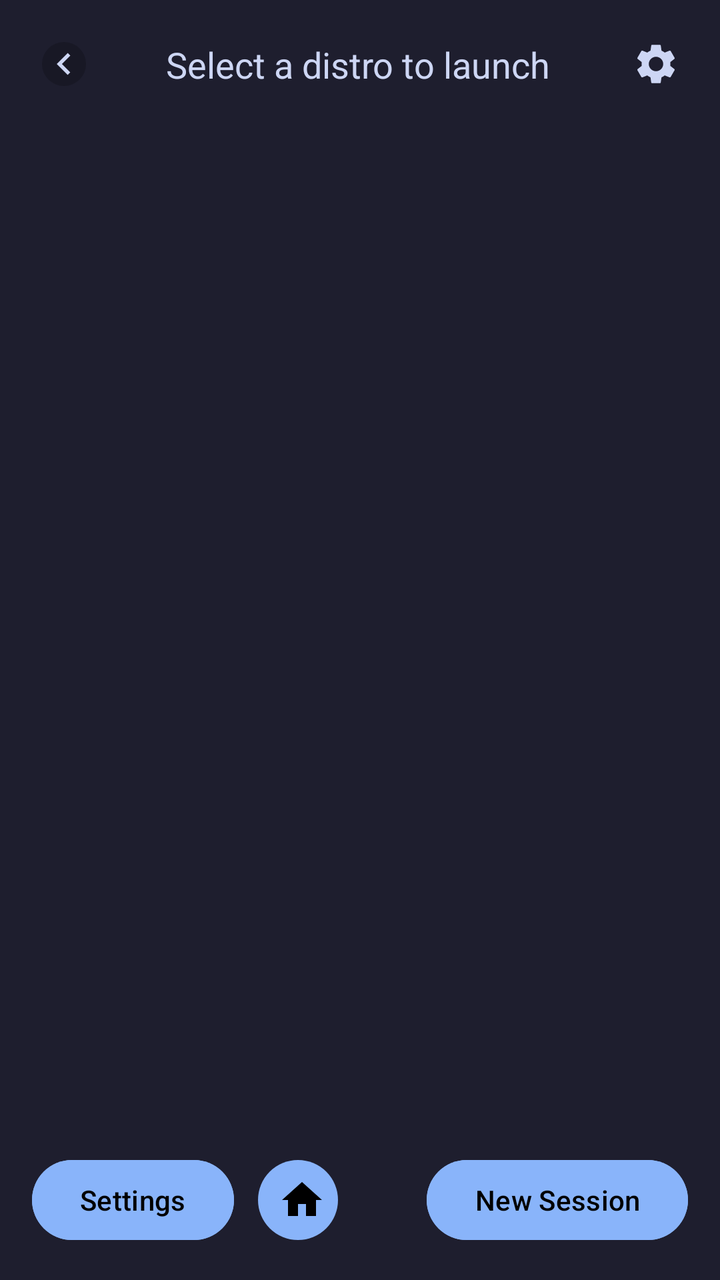
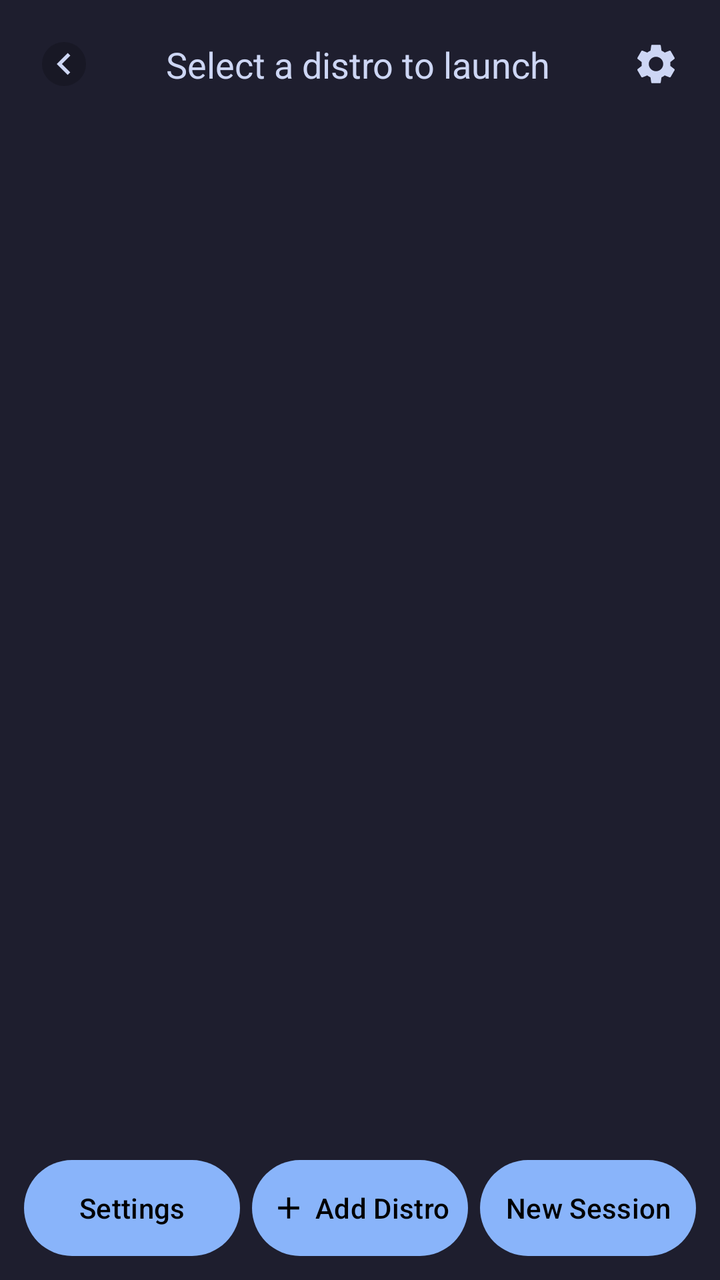

Two renders of the same Android screen: before a commit and after it. Below are the layout's source before the change and the commit's diff.
<!-- AndroidManifest.xml: activity theme Theme.RedTermApp -->
<!-- res/layout/activity_main.xml -->
<?xml version="1.0" encoding="utf-8"?>
<androidx.constraintlayout.widget.ConstraintLayout
    xmlns:android="http://schemas.android.com/apk/res/android"
    xmlns:app="http://schemas.android.com/apk/res-auto"
    android:layout_width="match_parent"
    android:layout_height="match_parent"
    android:fitsSystemWindows="true">

    <ImageButton
        android:id="@+id/main_back_btn"
        android:layout_width="44dp"
        android:layout_height="44dp"
        android:src="@drawable/ic_back_chip"
        android:scaleType="centerInside"
        android:background="?attr/selectableItemBackgroundBorderless"
        android:contentDescription="@string/back"
        app:layout_constraintTop_toTopOf="parent"
        app:layout_constraintStart_toStartOf="parent"
        android:layout_margin="10dp" />

    <TextView
        android:id="@+id/welcome_text"
        android:layout_width="wrap_content"
        android:layout_height="wrap_content"
        android:text="@string/select_distro_to_launch"
        android:textColor="?attr/terminalText"
        android:textSize="18sp"
        android:layout_marginStart="8dp"
        android:layout_marginEnd="8dp"
        app:layout_constraintTop_toTopOf="@id/main_back_btn"
        app:layout_constraintBottom_toBottomOf="@id/main_back_btn"
        app:layout_constraintStart_toEndOf="@id/main_back_btn"
        app:layout_constraintEnd_toStartOf="@id/settings_gear" />

    <ImageButton
        android:id="@+id/settings_gear"
        android:layout_width="48dp"
        android:layout_height="48dp"
        android:src="@drawable/ic_gear"
        android:scaleType="centerInside"
        android:background="?attr/selectableItemBackgroundBorderless"
        android:contentDescription="@string/settings"
        app:tint="?attr/terminalText"
        app:layout_constraintTop_toTopOf="parent"
        app:layout_constraintEnd_toEndOf="parent"
        android:layout_margin="8dp" />

    <ScrollView
        android:layout_width="match_parent"
        android:layout_height="0dp"
        android:layout_margin="16dp"
        app:layout_constraintTop_toBottomOf="@id/welcome_text"
        app:layout_constraintBottom_toTopOf="@id/settings_button">

        <LinearLayout
            android:id="@+id/distro_list"
            android:layout_width="match_parent"
            android:layout_height="wrap_content"
            android:orientation="vertical" />

    </ScrollView>

    <Button
        android:id="@+id/settings_button"
        android:layout_width="wrap_content"
        android:layout_height="48dp"
        android:text="@string/settings"
        android:textAllCaps="false"
        android:backgroundTint="?attr/colorPrimary"
        app:layout_constraintBottom_toBottomOf="parent"
        app:layout_constraintStart_toStartOf="parent"
        android:layout_margin="16dp" />

    <com.google.android.material.button.MaterialButton
        android:id="@+id/add_distro_button"
        style="@style/Widget.Material3.Button.IconButton"
        android:layout_width="48dp"
        android:layout_height="48dp"
        app:icon="@drawable/ic_home"
        app:iconTint="?attr/colorOnPrimary"
        app:iconSize="24dp"
        app:backgroundTint="?attr/colorPrimary"
        app:layout_constraintBottom_toBottomOf="parent"
        app:layout_constraintStart_toEndOf="@id/settings_button"
        android:layout_marginStart="8dp"
        android:layout_marginBottom="16dp" />

    <Button
        android:id="@+id/new_session_button"
        android:layout_width="wrap_content"
        android:layout_height="48dp"
        android:text="@string/new_session"
        android:textAllCaps="false"
        android:backgroundTint="?attr/colorPrimary"
        app:layout_constraintBottom_toBottomOf="parent"
        app:layout_constraintEnd_toEndOf="parent"
        android:layout_margin="16dp" />

</androidx.constraintlayout.widget.ConstraintLayout>
<!-- resources referenced by this layout -->
<resources>
  <!-- drawable ic_back_chip (drawable) -->
  <?xml version="1.0" encoding="utf-8"?>
  <layer-list xmlns:android="http://schemas.android.com/apk/res/android">
      <item>
          <shape android:shape="oval">
              <solid android:color="?attr/extraKeysBg" />
          </shape>
      </item>
      <item
          android:width="22dp"
          android:height="22dp"
          android:gravity="center">
          <vector
              android:width="22dp"
              android:height="22dp"
              android:viewportWidth="24"
              android:viewportHeight="24"
              android:tint="?attr/terminalText">
              <path
                  android:fillColor="#FFFFFFFF"
                  android:pathData="M15.41,7.41 14,6l-6,6 6,6 1.41,-1.41L10.83,12z" />
          </vector>
      </item>
  </layer-list>
  <!-- drawable ic_home (drawable) -->
  <vector xmlns:android="http://schemas.android.com/apk/res/android"
      android:width="24dp"
      android:height="24dp"
      android:viewportWidth="24"
      android:viewportHeight="24"
      android:tint="#FFFFFF">
      <path
          android:fillColor="#FFFFFF"
          android:pathData="M10,20v-6h4v6h5v-8h3L12,3 2,12h3v8z" />
  </vector>
  <string name="back">Back</string>
  <string name="new_session">New Session</string>
  <string name="select_distro_to_launch">Select a distro to launch</string>
  <string name="settings">Settings</string>
  <style name="Theme.RedTermApp" parent="Theme.Material3.DayNight.NoActionBar">
          <item name="colorPrimary">@color/primary</item>
          <item name="colorOnPrimary">@color/black</item>
          <item name="colorSurface">@color/surface</item>
          <item name="colorOnSurface">@color/on_surface</item>
          <item name="android:statusBarColor">@color/terminal_bg</item>
          <item name="android:navigationBarColor">@color/terminal_bg</item>
          <item name="android:windowBackground">@color/terminal_bg</item>
          <item name="terminalBg">@color/terminal_bg</item>
          <item name="terminalText">@color/terminal_text</item>
          <item name="extraKeysBg">@color/extra_keys_bg</item>
          <item name="extraKeysText">@color/extra_keys_text</item>
      </style>
  <color name="primary">#FF89B4FA</color>
  <color name="black">#FF000000</color>
  <color name="surface">#FF1E1E2E</color>
  <color name="on_surface">#FFCDD6F4</color>
  <color name="terminal_bg">#FF1E1E2E</color>
  <color name="terminal_text">#FFCDD6F4</color>
  <color name="extra_keys_bg">#FF181825</color>
  <color name="extra_keys_text">#FFCDD6F4</color>
  <!-- unchanged entries left out for length: 1 -->
</resources>

<!-- the commit's change to res/layout/activity_main.xml (unified diff, before → after) -->
@@ -50,7 +50,7 @@
         android:layout_height="0dp"
         android:layout_margin="16dp"
         app:layout_constraintTop_toBottomOf="@id/welcome_text"
-        app:layout_constraintBottom_toTopOf="@id/settings_button">
+        app:layout_constraintBottom_toTopOf="@+id/bottom_buttons">
 
         <LinearLayout
             android:id="@+id/distro_list"
@@ -60,40 +60,49 @@
 
     </ScrollView>
 
-    <Button
-        android:id="@+id/settings_button"
-        android:layout_width="wrap_content"
-        android:layout_height="48dp"
-        android:text="@string/settings"
-        android:textAllCaps="false"
-        android:backgroundTint="?attr/colorPrimary"
+    
+    <LinearLayout
+        android:id="@+id/bottom_buttons"
+        android:layout_width="match_parent"
+        android:layout_height="wrap_content"
+        android:orientation="horizontal"
+        android:baselineAligned="false"
+        android:layout_marginStart="12dp"
+        android:layout_marginEnd="12dp"
+        android:layout_marginBottom="12dp"
         app:layout_constraintBottom_toBottomOf="parent"
         app:layout_constraintStart_toStartOf="parent"
-        android:layout_margin="16dp" />
+        app:layout_constraintEnd_toEndOf="parent">
 
-    <com.google.android.material.button.MaterialButton
-        android:id="@+id/add_distro_button"
-        style="@style/Widget.Material3.Button.IconButton"
-        android:layout_width="48dp"
-        android:layout_height="48dp"
-        app:icon="@drawable/ic_home"
-        app:iconTint="?attr/colorOnPrimary"
-        app:iconSize="24dp"
-        app:backgroundTint="?attr/colorPrimary"
-        app:layout_constraintBottom_toBottomOf="parent"
-        app:layout_constraintStart_toEndOf="@id/settings_button"
-        android:layout_marginStart="8dp"
-        android:layout_marginBottom="16dp" />
+        <com.google.android.material.button.MaterialButton
+            android:id="@+id/settings_button"
+            style="@style/Widget.RedTermApp.HomeButton"
+            android:layout_width="0dp"
+            android:layout_height="48dp"
+            android:layout_weight="1"
+            android:text="@string/settings" />
 
-    <Button
-        android:id="@+id/new_session_button"
-        android:layout_width="wrap_content"
-        android:layout_height="48dp"
-        android:text="@string/new_session"
-        android:textAllCaps="false"
-        android:backgroundTint="?attr/colorPrimary"
-        app:layout_constraintBottom_toBottomOf="parent"
-        app:layout_constraintEnd_toEndOf="parent"
-        android:layout_margin="16dp" />
+        <com.google.android.material.button.MaterialButton
+            android:id="@+id/add_distro_button"
+            style="@style/Widget.RedTermApp.HomeButton"
+            android:layout_width="0dp"
+            android:layout_height="48dp"
+            android:layout_weight="1"
+            android:layout_marginStart="6dp"
+            android:layout_marginEnd="6dp"
+            android:text="@string/add_distro"
+            app:icon="@drawable/ic_add_distro"
+            app:iconSize="18dp"
+            app:iconGravity="textStart"
+            app:iconPadding="4dp" />
+
+        <com.google.android.material.button.MaterialButton
+            android:id="@+id/new_session_button"
+            style="@style/Widget.RedTermApp.HomeButton"
+            android:layout_width="0dp"
+            android:layout_height="48dp"
+            android:layout_weight="1"
+            android:text="@string/new_session" />
+    </LinearLayout>
 
 </androidx.constraintlayout.widget.ConstraintLayout>
<!-- resource entries referenced after the edit -->
@@ -1,5 +1,16 @@
 <!-- resources referenced by this layout -->
 <resources>
+  <!-- drawable ic_add_distro (drawable) -->
+  <?xml version="1.0" encoding="utf-8"?>
+  <vector xmlns:android="http://schemas.android.com/apk/res/android"
+      android:width="24dp"
+      android:height="24dp"
+      android:viewportWidth="24"
+      android:viewportHeight="24">
+      <path
+          android:fillColor="@android:color/white"
+          android:pathData="M19,13h-6v6h-2v-6H5v-2h6V5h2v6h6V13z" />
+  </vector>
   <!-- drawable ic_back_chip (drawable) -->
   <?xml version="1.0" encoding="utf-8"?>
   <layer-list xmlns:android="http://schemas.android.com/apk/res/android">
@@ -24,21 +35,26 @@
           </vector>
       </item>
   </layer-list>
-  <!-- drawable ic_home (drawable) -->
-  <vector xmlns:android="http://schemas.android.com/apk/res/android"
-      android:width="24dp"
-      android:height="24dp"
-      android:viewportWidth="24"
-      android:viewportHeight="24"
-      android:tint="#FFFFFF">
-      <path
-          android:fillColor="#FFFFFF"
-          android:pathData="M10,20v-6h4v6h5v-8h3L12,3 2,12h3v8z" />
-  </vector>
+  <string name="add_distro">Add Distro</string>
   <string name="back">Back</string>
   <string name="new_session">New Session</string>
   <string name="select_distro_to_launch">Select a distro to launch</string>
   <string name="settings">Settings</string>
+  <style name="Widget.RedTermApp.HomeButton" parent="Widget.Material3.Button">
+          <item name="android:layout_height">48dp</item>
+          <item name="android:textAllCaps">false</item>
+          <item name="android:maxLines">1</item>
+          <item name="android:ellipsize">end</item>
+          <item name="android:insetLeft">0dp</item>
+          <item name="android:insetRight">0dp</item>
+          <item name="android:insetTop">0dp</item>
+          <item name="android:insetBottom">0dp</item>
+          <item name="android:paddingStart">6dp</item>
+          <item name="android:paddingEnd">6dp</item>
+          <item name="backgroundTint">?attr/colorPrimary</item>
+          <item name="android:textColor">?attr/colorOnPrimary</item>
+          <item name="iconTint">?attr/colorOnPrimary</item>
+      </style>
   <style name="Theme.RedTermApp" parent="Theme.Material3.DayNight.NoActionBar">
           <item name="colorPrimary">@color/primary</item>
           <item name="colorOnPrimary">@color/black</item>
